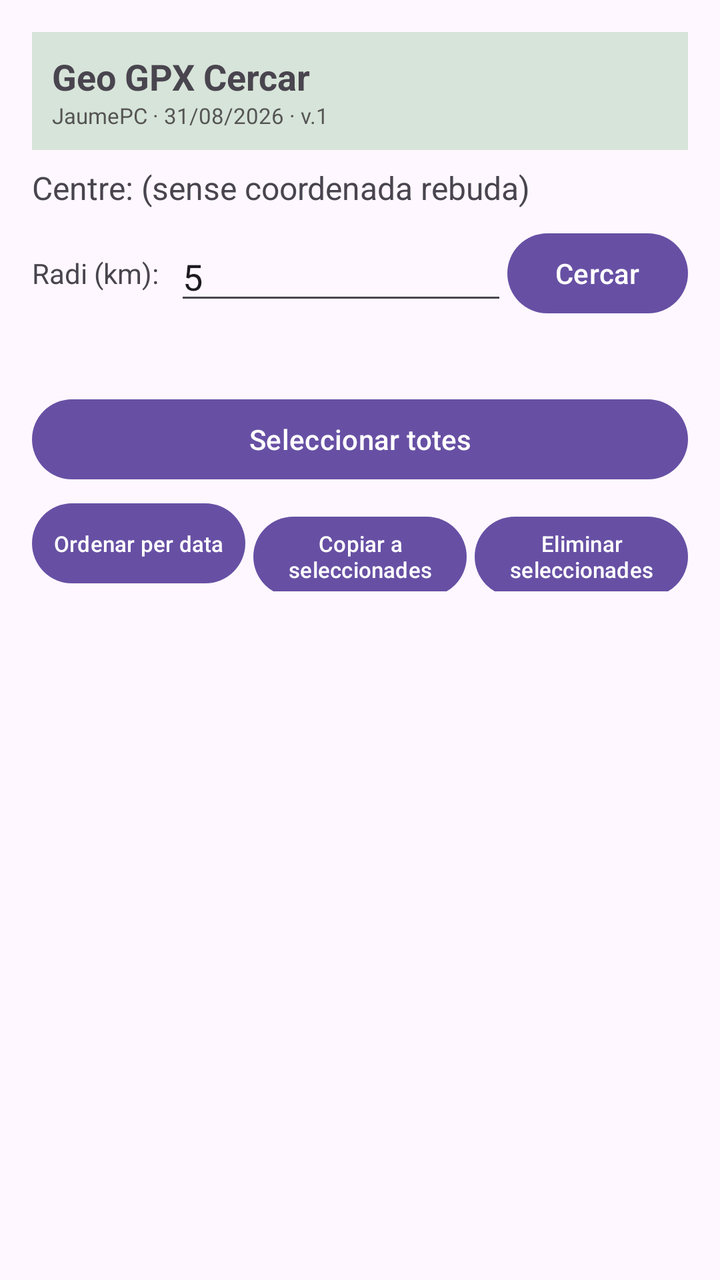
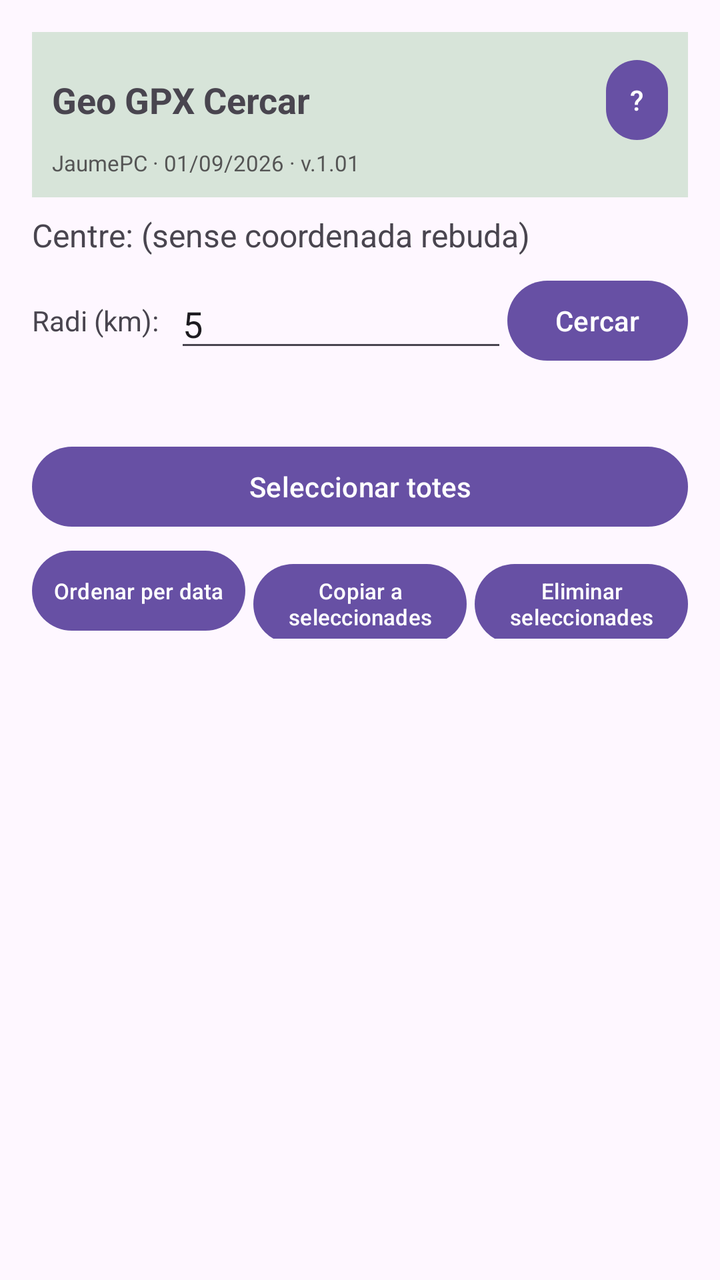

The first picture is an Android layout as it rendered before a commit; the second is the same layout after the commit. The layout source and the unified diff follow.
<!-- AndroidManifest.xml: application theme Theme.Material3.DayNight -->
<!-- res/layout/activity_main.xml -->
<?xml version="1.0" encoding="utf-8"?>
<LinearLayout xmlns:android="http://schemas.android.com/apk/res/android"
    android:layout_width="match_parent"
    android:layout_height="match_parent"
    android:orientation="vertical"
    android:fitsSystemWindows="true"
    android:padding="16dp">
    <LinearLayout
        android:layout_width="match_parent"
        android:layout_height="wrap_content"
        android:orientation="vertical"
        android:background="#D7E4D9"
        android:padding="10dp"
        android:layout_marginBottom="8dp">

        <TextView
            android:layout_width="wrap_content"
            android:layout_height="wrap_content"
            android:text="Geo GPX Cercar"
            android:textSize="18sp"
            android:textStyle="bold" />

        <TextView
            android:layout_width="wrap_content"
            android:layout_height="wrap_content"
            android:text="JaumePC · 31/08/2026 · v.1"
            android:textSize="11sp"
            android:textColor="#555555" />
    </LinearLayout>
    <TextView
        android:id="@+id/txtCenter"
        android:layout_width="match_parent"
        android:layout_height="wrap_content"
        android:text="Centre: (sense coordenada rebuda)"
        android:textSize="16sp"
        android:paddingBottom="8dp" />

    <LinearLayout
        android:layout_width="match_parent"
        android:layout_height="wrap_content"
        android:orientation="horizontal"
        android:gravity="center_vertical">

        <TextView
            android:layout_width="wrap_content"
            android:layout_height="wrap_content"
            android:text="Radi (km):"
            android:paddingEnd="8dp" />

        <EditText
            android:id="@+id/editRadius"
            android:layout_width="0dp"
            android:layout_height="wrap_content"
            android:layout_weight="1"
            android:inputType="numberDecimal"
            android:text="5" />

        <Button
            android:id="@+id/btnSearch"
            android:layout_width="wrap_content"
            android:layout_height="wrap_content"
            android:text="Cercar" />
    </LinearLayout>

    <TextView
        android:id="@+id/txtStatus"
        android:layout_width="match_parent"
        android:layout_height="wrap_content"
        android:paddingTop="8dp"
        android:paddingBottom="8dp"
        android:text="" />

        <Button
            android:id="@+id/btnSelectAll"
            android:layout_width="match_parent"
            android:layout_height="wrap_content"
            android:text="Seleccionar totes" />
    <LinearLayout
        android:layout_width="match_parent"
        android:layout_height="wrap_content"
        android:orientation="horizontal"
        android:paddingTop="4dp"
        android:paddingBottom="4dp">
        <Button
            android:id="@+id/btnSort"
            android:layout_width="0dp"
            android:layout_height="wrap_content"
            android:layout_weight="1"
            android:textSize="11sp"
            android:paddingStart="4dp"
            android:paddingEnd="4dp"
            android:text="Ordenar per data" />
        <Button
            android:id="@+id/btnOpenSelected"
            android:layout_width="0dp"
            android:layout_height="wrap_content"
            android:layout_weight="1"
            android:layout_marginStart="4dp"
            android:textSize="11sp"
            android:paddingStart="4dp"
            android:paddingEnd="4dp"
            android:text="Copiar a seleccionades" />
        <Button
            android:id="@+id/btnClearSelected"
            android:layout_width="0dp"
            android:layout_height="wrap_content"
            android:layout_weight="1"
            android:layout_marginStart="4dp"
            android:textSize="11sp"
            android:paddingStart="4dp"
            android:paddingEnd="4dp"
            android:text="Eliminar seleccionades" />

    </LinearLayout>

    <ListView
        android:id="@+id/listResults"
        android:layout_width="match_parent"
        android:layout_height="match_parent"
        android:choiceMode="multipleChoice" />
</LinearLayout>
<!-- resources referenced by this layout -->
<resources>

</resources>

<!-- the commit's change to res/layout/activity_main.xml (unified diff, before → after) -->
@@ -13,17 +13,34 @@
         android:padding="10dp"
         android:layout_marginBottom="8dp">
 
-        <TextView
-            android:layout_width="wrap_content"
+        <LinearLayout
+            android:layout_width="match_parent"
             android:layout_height="wrap_content"
-            android:text="Geo GPX Cercar"
-            android:textSize="18sp"
-            android:textStyle="bold" />
+            android:orientation="horizontal"
+            android:gravity="center_vertical">
+
+            <TextView
+                android:layout_width="0dp"
+                android:layout_height="wrap_content"
+                android:layout_weight="1"
+                android:text="Geo GPX Cercar"
+                android:textSize="18sp"
+                android:textStyle="bold" />
+
+            <Button
+                android:id="@+id/btnHelp"
+                android:layout_width="wrap_content"
+                android:layout_height="wrap_content"
+                android:text="?"
+                android:minWidth="0dp"
+                android:paddingStart="12dp"
+                android:paddingEnd="12dp" />
+        </LinearLayout>
 
         <TextView
             android:layout_width="wrap_content"
             android:layout_height="wrap_content"
-            android:text="JaumePC · 31/08/2026 · v.1"
+            android:text="JaumePC · 01/09/2026 · v.1.01"
             android:textSize="11sp"
             android:textColor="#555555" />
     </LinearLayout>
